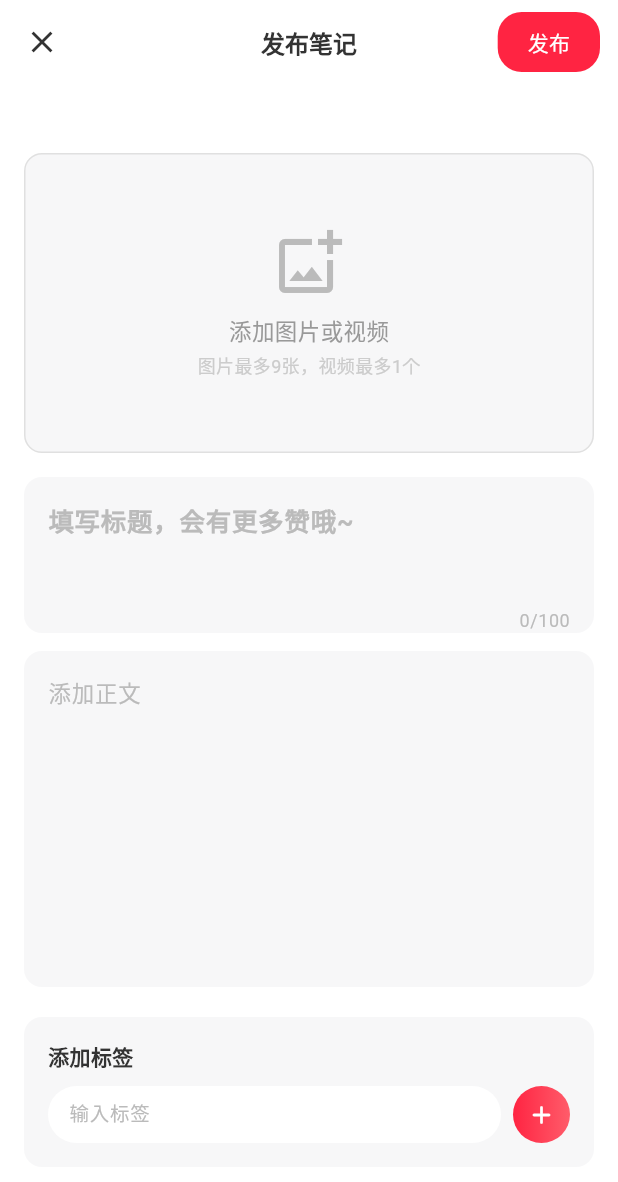
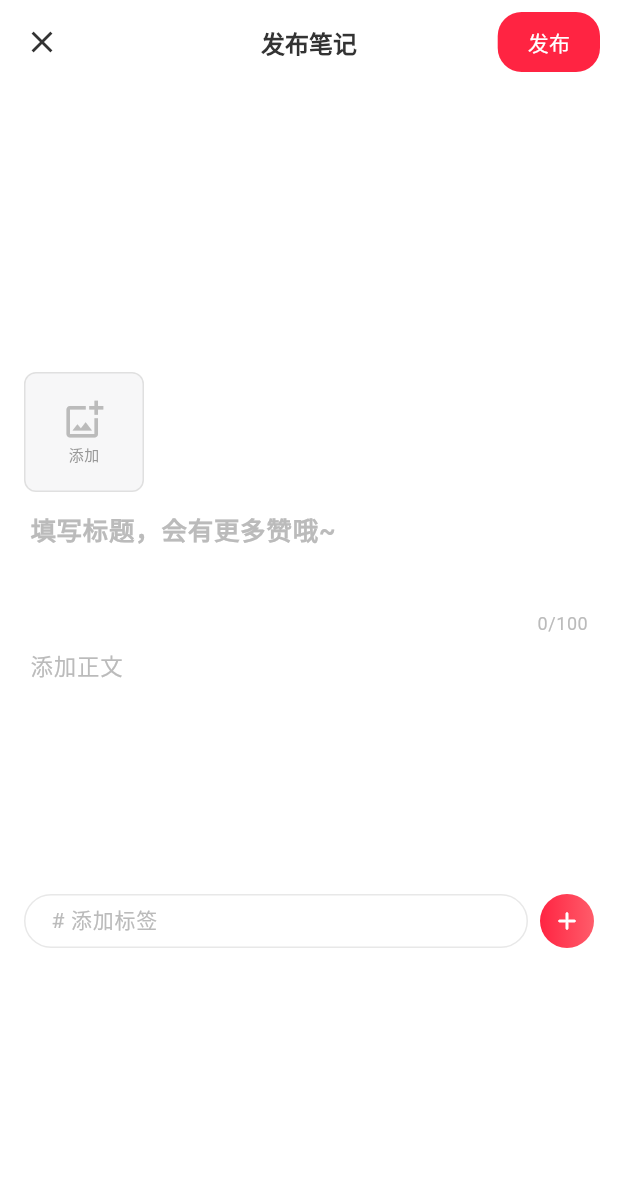
Before and after one commit to huddnyuesdi-cmd/yue-app, a Flutter app: the PublishPage screen opened directly, on a phone screen of 412 x 824 dp. Shown: the top 1182 px of the screen. Run offline on Flutter 3.47's test engine with Material 3 defaults, Android fonts, the phone set to English and light mode, and no system bars; our stand-ins replace dio, image_picker, open_filex, package_info_plus, permission_handler, shared_preferences; accounts and stored records are empty.

Commit message:
Remove separators between sections, shrink upload area to compact top-left layout
- Remove card-style Container wrappers (background color, border) from title, content, and tags sections
- Replace full-width media grid with compact 80x80 horizontal scrollable row
- Empty state is now a small 80x80 add button aligned to the left
- Remove unused getMediaGridColumns from LayoutConfig
- Tags input uses inline outline border instead of card block

Co-authored-by: huddnyuesdi-cmd <262306562+huddnyuesdi-cmd@users.noreply.github.com>

```diff
--- a/yue_app/lib/config/layout_config.dart
+++ b/yue_app/lib/config/layout_config.dart
@@ -7,11 +7,6 @@ class LayoutConfig {
     return 480;
   }
 
-  static int getMediaGridColumns(double screenWidth) {
-    if (screenWidth >= 768) return 4;
-    return 3;
-  }
-
   static int getGridColumnCount(double width) {
     return 2;
   }
--- a/yue_app/lib/pages/publish_page.dart
+++ b/yue_app/lib/pages/publish_page.dart
@@ -254,7 +254,6 @@ class _PublishPageState extends State<PublishPage> {
   Widget build(BuildContext context) {
     final screenWidth = MediaQuery.of(context).size.width;
     final publishMaxWidth = LayoutConfig.getPublishMaxWidth(screenWidth);
-    final gridColumns = LayoutConfig.getMediaGridColumns(screenWidth);
 
     return Scaffold(
       backgroundColor: Colors.white,
@@ -298,104 +297,82 @@ class _PublishPageState extends State<PublishPage> {
             child: Column(
               crossAxisAlignment: CrossAxisAlignment.start,
               children: [
-                // Unified media section
-                _buildMediaSection(gridColumns),
-                const SizedBox(height: 16),
+                // Compact media section (top-left)
+                _buildMediaSection(),
                 // Title input
-                Container(
-                  decoration: BoxDecoration(
-                    color: const Color(0xFFF7F7F8),
-                    borderRadius: BorderRadius.circular(12),
-                  ),
-                  child: TextField(
+                TextField(
                   controller: _titleController,
                   decoration: const InputDecoration(
                     hintText: '填写标题，会有更多赞哦~',
                     hintStyle: TextStyle(fontSize: 17, color: Color(0xFFBBBBBB), fontWeight: FontWeight.w600),
                     border: InputBorder.none,
-                      contentPadding: EdgeInsets.all(16),
+                    contentPadding: EdgeInsets.symmetric(horizontal: 4, vertical: 12),
                     counterStyle: TextStyle(color: Color(0xFFBBBBBB)),
                   ),
                   style: const TextStyle(fontSize: 17, fontWeight: FontWeight.w600, color: Color(0xFF333333)),
                   maxLength: 100,
                   maxLines: 2,
                 ),
-                ),
-                const SizedBox(height: 12),
                 // Content input
-                Container(
-                  decoration: BoxDecoration(
-                    color: const Color(0xFFF7F7F8),
-                    borderRadius: BorderRadius.circular(12),
-                  ),
-                  child: TextField(
+                TextField(
                   controller: _contentController,
                   decoration: const InputDecoration(
                     hintText: '添加正文',
                     hintStyle: TextStyle(fontSize: 15, color: Color(0xFFBBBBBB)),
                     border: InputBorder.none,
-                      contentPadding: EdgeInsets.all(16),
+                    contentPadding: EdgeInsets.symmetric(horizontal: 4, vertical: 8),
                   ),
                   style: const TextStyle(fontSize: 15, color: Color(0xFF333333), height: 1.6),
                   maxLines: null,
-                    minLines: 8,
+                  minLines: 6,
                 ),
-                ),
-                const SizedBox(height: 20),
                 // Upload status
                 if (_isUploading)
-                  Container(
-                    padding: const EdgeInsets.all(12),
-                    margin: const EdgeInsets.only(bottom: 16),
-                    decoration: BoxDecoration(
-                      color: const Color(0xFFFFF3E0),
-                      borderRadius: BorderRadius.circular(8),
-                    ),
-                    child: const Row(
-                      children: [
+                  Padding(
+                    padding: const EdgeInsets.only(top: 8),
+                    child: Row(
+                      children: const [
                         SizedBox(
-                          width: 16, height: 16,
+                          width: 14, height: 14,
                           child: CircularProgressIndicator(strokeWidth: 2, color: Color(0xFFFF9800)),
                         ),
-                        SizedBox(width: 8),
-                        Text('正在上传媒体文件...', style: TextStyle(fontSize: 13, color: Color(0xFFFF9800))),
+                        SizedBox(width: 6),
+                        Text('正在上传媒体文件...', style: TextStyle(fontSize: 12, color: Color(0xFFFF9800))),
                       ],
                     ),
                   ),
                 // Tags section
-                Container(
-                  padding: const EdgeInsets.all(16),
-                  decoration: BoxDecoration(
-                    color: const Color(0xFFF7F7F8),
-                    borderRadius: BorderRadius.circular(12),
-                  ),
+                Padding(
+                  padding: const EdgeInsets.only(top: 12),
                   child: Column(
                     crossAxisAlignment: CrossAxisAlignment.start,
                     children: [
-                      const Text(
-                        '添加标签',
-                        style: TextStyle(fontSize: 14, fontWeight: FontWeight.w600, color: Color(0xFF333333)),
-                      ),
-                      const SizedBox(height: 10),
                       Row(
                         children: [
                           Expanded(
-                            child: Container(
-                              height: 38,
-                              decoration: BoxDecoration(
-                                color: Colors.white,
-                                borderRadius: BorderRadius.circular(19),
-                              ),
+                            child: SizedBox(
+                              height: 36,
                               child: TextField(
                                 controller: _tagController,
-                                decoration: const InputDecoration(
-                                  hintText: '输入标签',
-                                  hintStyle: TextStyle(fontSize: 13, color: Color(0xFFBBBBBB)),
-                                  border: InputBorder.none,
-                                  contentPadding: EdgeInsets.symmetric(horizontal: 14, vertical: 10),
+                                decoration: InputDecoration(
+                                  hintText: '# 添加标签',
+                                  hintStyle: const TextStyle(fontSize: 14, color: Color(0xFFBBBBBB)),
+                                  border: OutlineInputBorder(
+                                    borderRadius: BorderRadius.circular(18),
+                                    borderSide: const BorderSide(color: Color(0xFFE8E8E8)),
+                                  ),
+                                  enabledBorder: OutlineInputBorder(
+                                    borderRadius: BorderRadius.circular(18),
+                                    borderSide: const BorderSide(color: Color(0xFFE8E8E8)),
+                                  ),
+                                  focusedBorder: OutlineInputBorder(
+                                    borderRadius: BorderRadius.circular(18),
+                                    borderSide: const BorderSide(color: Color(0xFFFF2442)),
+                                  ),
+                                  contentPadding: const EdgeInsets.symmetric(horizontal: 14, vertical: 8),
                                   isDense: true,
                                 ),
-                                style: const TextStyle(fontSize: 13),
+                                style: const TextStyle(fontSize: 14),
                                 onSubmitted: (_) => _addTag(),
                               ),
                             ),
@@ -404,13 +381,13 @@ class _PublishPageState extends State<PublishPage> {
                           GestureDetector(
                             onTap: _addTag,
                             child: Container(
-                              width: 38,
-                              height: 38,
+                              width: 36,
+                              height: 36,
                               decoration: BoxDecoration(
                                 gradient: const LinearGradient(
                                   colors: [Color(0xFFFF2442), Color(0xFFFF5C6A)],
                                 ),
-                                borderRadius: BorderRadius.circular(19),
+                                borderRadius: BorderRadius.circular(18),
                               ),
                               child: const Icon(Icons.add_rounded, color: Colors.white, size: 20),
                             ),
@@ -418,16 +395,16 @@ class _PublishPageState extends State<PublishPage> {
                         ],
                       ),
                       if (_tags.isNotEmpty) ...[
-                        const SizedBox(height: 10),
+                        const SizedBox(height: 8),
                         Wrap(
                           spacing: 8,
                           runSpacing: 6,
                           children: _tags
                               .map((tag) => Container(
-                                    padding: const EdgeInsets.symmetric(horizontal: 12, vertical: 6),
+                                    padding: const EdgeInsets.symmetric(horizontal: 10, vertical: 4),
                                     decoration: BoxDecoration(
                                       color: const Color(0xFFF5F5F5),
-                                      borderRadius: BorderRadius.circular(14),
+                                      borderRadius: BorderRadius.circular(12),
                                     ),
                                     child: Row(
                                       mainAxisSize: MainAxisSize.min,
@@ -455,7 +432,7 @@ class _PublishPageState extends State<PublishPage> {
     );
   }
 
-  Widget _buildMediaSection(int gridColumns) {
+  Widget _buildMediaSection() {
     // Build list of media items: images first, then video
     final List<_MediaItem> mediaItems = [];
 
@@ -468,52 +445,16 @@ class _PublishPageState extends State<PublishPage> {
     }
 
     final bool showAddButton = _selectedImages.length < 9 || _selectedVideo == null;
-    final int itemCount = mediaItems.length + (showAddButton ? 1 : 0);
 
-    // Empty state - show large add area
+    // Empty state - small compact add button at top-left
     if (mediaItems.isEmpty) {
-      return GestureDetector(
+      return Align(
+        alignment: Alignment.centerLeft,
+        child: GestureDetector(
           onTap: _showAddMediaSheet,
           child: Container(
-          width: double.infinity,
-          height: 200,
-          decoration: BoxDecoration(
-            color: const Color(0xFFF7F7F8),
-            borderRadius: BorderRadius.circular(12),
-            border: Border.all(color: const Color(0xFFE0E0E0), width: 1),
-          ),
-          child: const Column(
-            mainAxisAlignment: MainAxisAlignment.center,
-            children: [
-              Icon(Icons.add_photo_alternate_outlined, size: 48, color: Color(0xFFBBBBBB)),
-              SizedBox(height: 10),
-              Text('添加图片或视频', style: TextStyle(fontSize: 15, color: Color(0xFF999999))),
-              SizedBox(height: 4),
-              Text('图片最多9张，视频最多1个', style: TextStyle(fontSize: 12, color: Color(0xFFCCCCCC))),
-            ],
-          ),
-        ),
-      );
-    }
-
-    return Column(
-      crossAxisAlignment: CrossAxisAlignment.start,
-      children: [
-        GridView.builder(
-          shrinkWrap: true,
-          physics: const NeverScrollableScrollPhysics(),
-          gridDelegate: SliverGridDelegateWithFixedCrossAxisCount(
-            crossAxisCount: gridColumns,
-            crossAxisSpacing: 8,
-            mainAxisSpacing: 8,
-          ),
-          itemCount: itemCount,
-          itemBuilder: (context, index) {
-            if (index == mediaItems.length) {
-              // Add button
-              return GestureDetector(
-                onTap: _showAddMediaSheet,
-                child: Container(
+            width: 80,
+            height: 80,
             decoration: BoxDecoration(
               color: const Color(0xFFF7F7F8),
               borderRadius: BorderRadius.circular(8),
@@ -522,9 +463,44 @@ class _PublishPageState extends State<PublishPage> {
             child: const Column(
               mainAxisAlignment: MainAxisAlignment.center,
               children: [
-                      Icon(Icons.add_rounded, size: 32, color: Color(0xFFBBBBBB)),
-                      SizedBox(height: 4),
-                      Text('添加', style: TextStyle(fontSize: 11, color: Color(0xFFBBBBBB))),
+                Icon(Icons.add_photo_alternate_outlined, size: 28, color: Color(0xFFBBBBBB)),
+                SizedBox(height: 2),
+                Text('添加', style: TextStyle(fontSize: 10, color: Color(0xFF999999))),
+              ],
+            ),
+          ),
+        ),
+      );
+    }
+
+    // Media items as a compact horizontal row
+    final int itemCount = mediaItems.length + (showAddButton ? 1 : 0);
+
+    return SizedBox(
+      height: 80,
+      child: ListView.separated(
+        scrollDirection: Axis.horizontal,
+        itemCount: itemCount,
+        separatorBuilder: (_, __) => const SizedBox(width: 8),
+        itemBuilder: (context, index) {
+          if (index == mediaItems.length) {
+            // Compact add button
+            return GestureDetector(
+              onTap: _showAddMediaSheet,
+              child: Container(
+                width: 80,
+                height: 80,
+                decoration: BoxDecoration(
+                  color: const Color(0xFFF7F7F8),
+                  borderRadius: BorderRadius.circular(8),
+                  border: Border.all(color: const Color(0xFFE0E0E0), width: 1),
+                ),
+                child: const Column(
+                  mainAxisAlignment: MainAxisAlignment.center,
+                  children: [
+                    Icon(Icons.add_rounded, size: 24, color: Color(0xFFBBBBBB)),
+                    SizedBox(height: 2),
+                    Text('添加', style: TextStyle(fontSize: 10, color: Color(0xFFBBBBBB))),
                   ],
                 ),
               ),
@@ -539,26 +515,21 @@ class _PublishPageState extends State<PublishPage> {
           }
         },
       ),
-        Padding(
-          padding: const EdgeInsets.only(top: 8),
-          child: Text(
-            '图片 ${_selectedImages.length}/9${_selectedVideo != null ? '  视频 1/1' : ''}',
-            style: const TextStyle(fontSize: 12, color: Color(0xFF999999)),
-          ),
-        ),
-      ],
     );
   }
 
   Widget _buildImageItem(int index) {
-    return Stack(
+    return SizedBox(
+      width: 80,
+      height: 80,
+      child: Stack(
         children: [
           ClipRRect(
             borderRadius: BorderRadius.circular(8),
             child: Image.file(
               _selectedImages[index],
-            width: double.infinity,
-            height: double.infinity,
+              width: 80,
+              height: 80,
               fit: BoxFit.cover,
             ),
           ),
@@ -568,37 +539,36 @@ class _PublishPageState extends State<PublishPage> {
             child: GestureDetector(
               onTap: () => _removeImage(index),
               child: Container(
-              width: 22,
-              height: 22,
+                width: 20,
+                height: 20,
                 decoration: BoxDecoration(
                   color: Colors.black.withValues(alpha: 0.5),
                   shape: BoxShape.circle,
                 ),
-              child: const Icon(Icons.close, size: 14, color: Colors.white),
+                child: const Icon(Icons.close, size: 12, color: Colors.white),
               ),
             ),
           ),
         ],
+      ),
     );
   }
 
   Widget _buildVideoItem() {
-    return Stack(
+    return SizedBox(
+      width: 80,
+      height: 80,
+      child: Stack(
         children: [
           Container(
+            width: 80,
+            height: 80,
             decoration: BoxDecoration(
               color: const Color(0xFF1A1A1A),
               borderRadius: BorderRadius.circular(8),
             ),
             child: const Center(
-            child: Column(
-              mainAxisAlignment: MainAxisAlignment.center,
-              children: [
-                Icon(Icons.videocam_rounded, size: 32, color: Colors.white70),
-                SizedBox(height: 4),
-                Text('视频', style: TextStyle(color: Colors.white70, fontSize: 11)),
-              ],
-            ),
+              child: Icon(Icons.videocam_rounded, size: 28, color: Colors.white70),
             ),
           ),
           Positioned(
@@ -607,17 +577,18 @@ class _PublishPageState extends State<PublishPage> {
             child: GestureDetector(
               onTap: _removeVideo,
               child: Container(
-              width: 22,
-              height: 22,
+                width: 20,
+                height: 20,
                 decoration: BoxDecoration(
                   color: Colors.black.withValues(alpha: 0.5),
                   shape: BoxShape.circle,
                 ),
-              child: const Icon(Icons.close, size: 14, color: Colors.white),
+                child: const Icon(Icons.close, size: 12, color: Colors.white),
               ),
             ),
           ),
         ],
+      ),
     );
   }
 }
```
Lines whose indentation alone changed are shown as unchanged.
